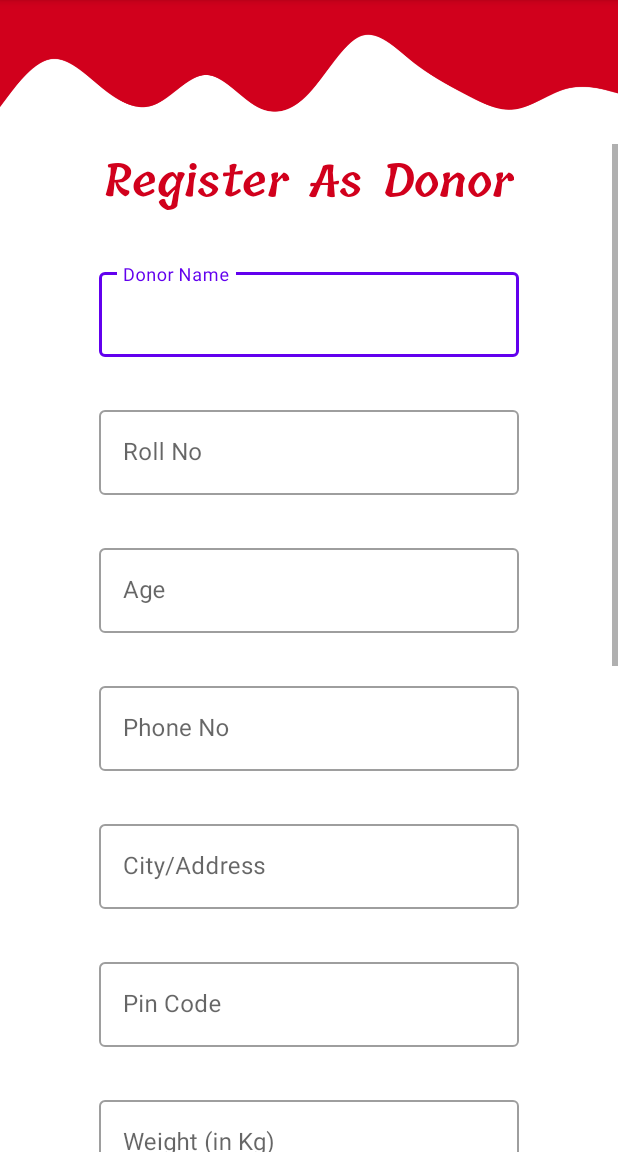
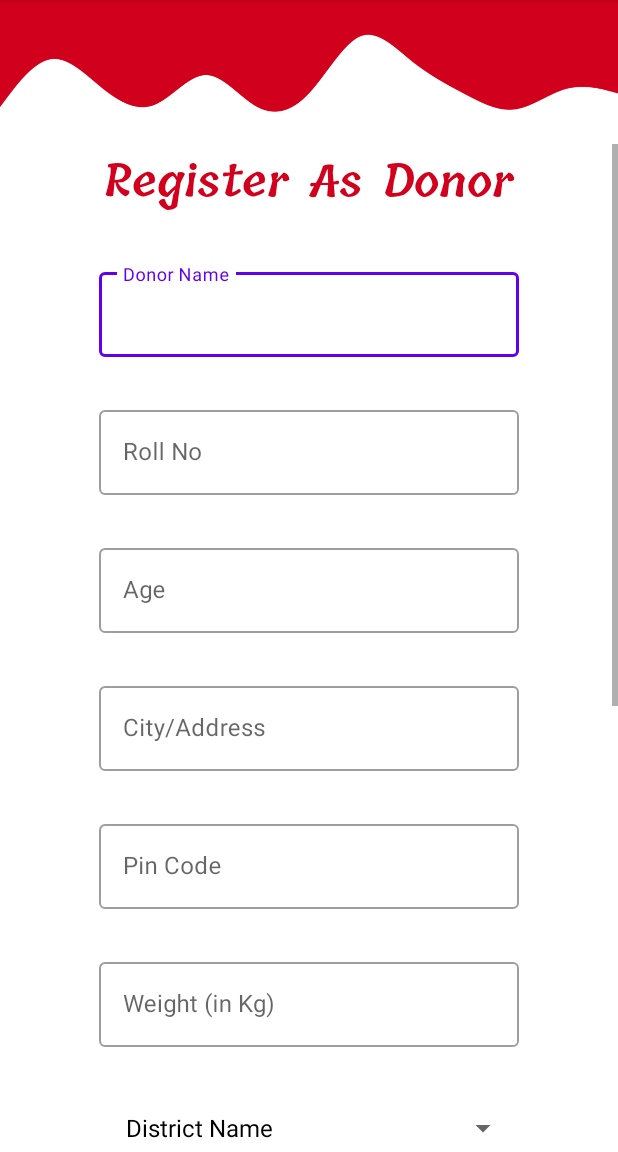
Before and after one commit to GOKUL41602/Uthiramv007, an Android app: the RegisterPage screen opened directly, with no data from a screen before it, on a phone screen of 412 x 824 dp, the part 84-1236 px from its top. Run offline under Robolectric (Android 15) with nearby library versions, the phone set to English and light mode, and no system bars; our stand-ins replace Firebase (no records; nobody signed in at launch, a user with empty details on screens opened directly).

Commit message:
Eighth Commit-30/01/2021

```diff
--- a/app/build.gradle
+++ b/app/build.gradle
@@ -57,4 +57,6 @@ dependencies {
     implementation 'com.google.firebase:firebase-auth'
     implementation 'com.google.firebase:firebase-analytics'
 
+
+
 }
--- a/app/src/main/res/layout/activity_register_page.xml
+++ b/app/src/main/res/layout/activity_register_page.xml
@@ -86,29 +86,13 @@
 
             </com.google.android.material.textfield.TextInputLayout>
 
-            <com.google.android.material.textfield.TextInputLayout
-                android:id="@+id/registerPage_phoneNo"
-                style="@style/Widget.MaterialComponents.TextInputLayout.OutlinedBox"
-                android:layout_width="280dp"
-                android:layout_height="wrap_content"
-                android:layout_below="@+id/registerPage_age"
-                android:layout_centerHorizontal="true"
-                android:layout_marginTop="30dp">
-
-                <com.google.android.material.textfield.TextInputEditText
-                    android:layout_width="280dp"
-                    android:layout_height="wrap_content"
-                    android:hint="Phone No"
-                    android:inputType="phone" />
-
-            </com.google.android.material.textfield.TextInputLayout>
 
             <com.google.android.material.textfield.TextInputLayout
                 android:id="@+id/registerPage_address"
                 style="@style/Widget.MaterialComponents.TextInputLayout.OutlinedBox"
                 android:layout_width="280dp"
                 android:layout_height="wrap_content"
-                android:layout_below="@+id/registerPage_phoneNo"
+                android:layout_below="@+id/registerPage_age"
                 android:layout_centerHorizontal="true"
                 android:layout_marginTop="30dp">
 
```
Also changed, not shown: app/src/main/java/com/uthiram/uthiramv007/LoginPage.java (+18 -7 lines), app/src/main/java/com/uthiram/uthiramv007/OtpPage.java (+6 -3 lines), app/src/main/java/com/uthiram/uthiramv007/RegisterPage.java (+7 -42 lines).
